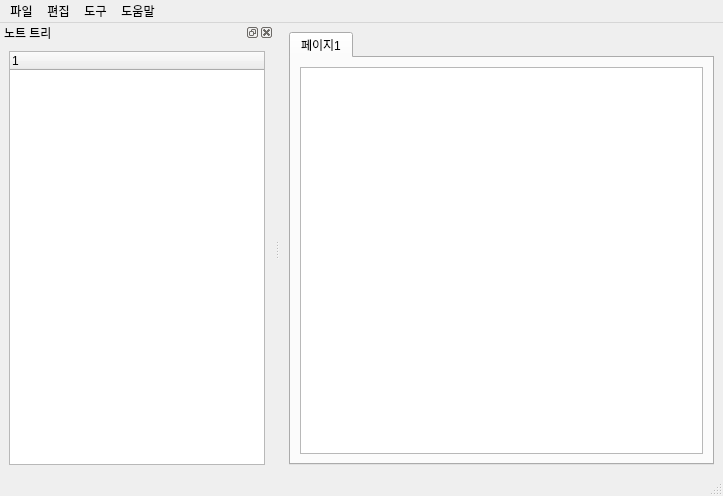
This is ui/mainWindow.ui in bluekyu/kyuNotebook as Qt 5 draws it before an edit. The edited form follows.
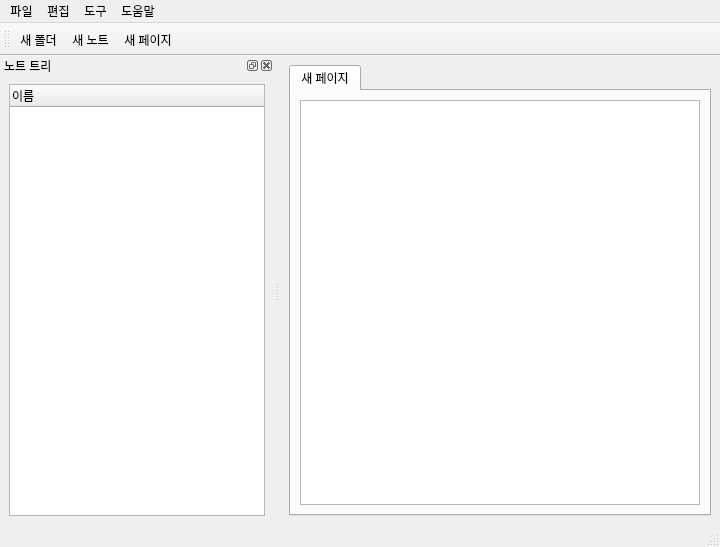
This is the edited form.

Commit message: 노트 트리 기능 테스트

Diff of the .ui file:
```diff
--- a/ui/mainWindow.ui
+++ b/ui/mainWindow.ui
@@ -6,8 +6,8 @@
    <rect>
     <x>0</x>
     <y>0</y>
-    <width>723</width>
-    <height>496</height>
+    <width>720</width>
+    <height>547</height>
    </rect>
   </property>
   <property name="windowTitle">
@@ -20,9 +20,9 @@
       <property name="currentIndex">
        <number>0</number>
       </property>
-      <widget class="QWidget" name="page1">
+      <widget class="QWidget" name="newPage">
        <attribute name="title">
-        <string>페이지1</string>
+        <string>새 페이지</string>
        </attribute>
        <layout class="QHBoxLayout" name="horizontalLayout_3">
         <item>
@@ -39,7 +39,7 @@
     <rect>
      <x>0</x>
      <y>0</y>
-     <width>723</width>
+     <width>720</width>
      <height>22</height>
     </rect>
    </property>
@@ -49,9 +49,7 @@
     </property>
     <addaction name="newDirAction"/>
     <addaction name="newNoteAction"/>
-    <addaction name="separator"/>
-    <addaction name="openNoteAction"/>
-    <addaction name="saveNoteAction"/>
+    <addaction name="newPageAction"/>
     <addaction name="separator"/>
     <addaction name="quitAction"/>
    </widget>
@@ -87,9 +85,15 @@
     <layout class="QHBoxLayout" name="horizontalLayout_2">
      <item>
       <widget class="QTreeWidget" name="noteTree">
+       <property name="columnCount">
+        <number>1</number>
+       </property>
+       <attribute name="headerDefaultSectionSize">
+        <number>101</number>
+       </attribute>
        <column>
         <property name="text">
-         <string notr="true">1</string>
+         <string>이름</string>
         </property>
        </column>
       </widget>
@@ -97,6 +101,20 @@
     </layout>
    </widget>
   </widget>
+  <widget class="QToolBar" name="fileToolBar">
+   <property name="windowTitle">
+    <string>toolBar</string>
+   </property>
+   <attribute name="toolBarArea">
+    <enum>TopToolBarArea</enum>
+   </attribute>
+   <attribute name="toolBarBreak">
+    <bool>false</bool>
+   </attribute>
+   <addaction name="newDirAction"/>
+   <addaction name="newNoteAction"/>
+   <addaction name="newPageAction"/>
+  </widget>
   <action name="quitAction">
    <property name="text">
     <string>종료</string>
@@ -112,14 +130,9 @@
     <string>새 노트</string>
    </property>
   </action>
-  <action name="openNoteAction">
+  <action name="newPageAction">
    <property name="text">
-    <string>노트 열기</string>
-   </property>
-  </action>
-  <action name="saveNoteAction">
-   <property name="text">
-    <string>노트 저장</string>
+    <string>새 페이지</string>
    </property>
   </action>
  </widget>
```
Left out of the diff: 19 changed lines with no effect on the pictures. The commit also changes 2 other files.
